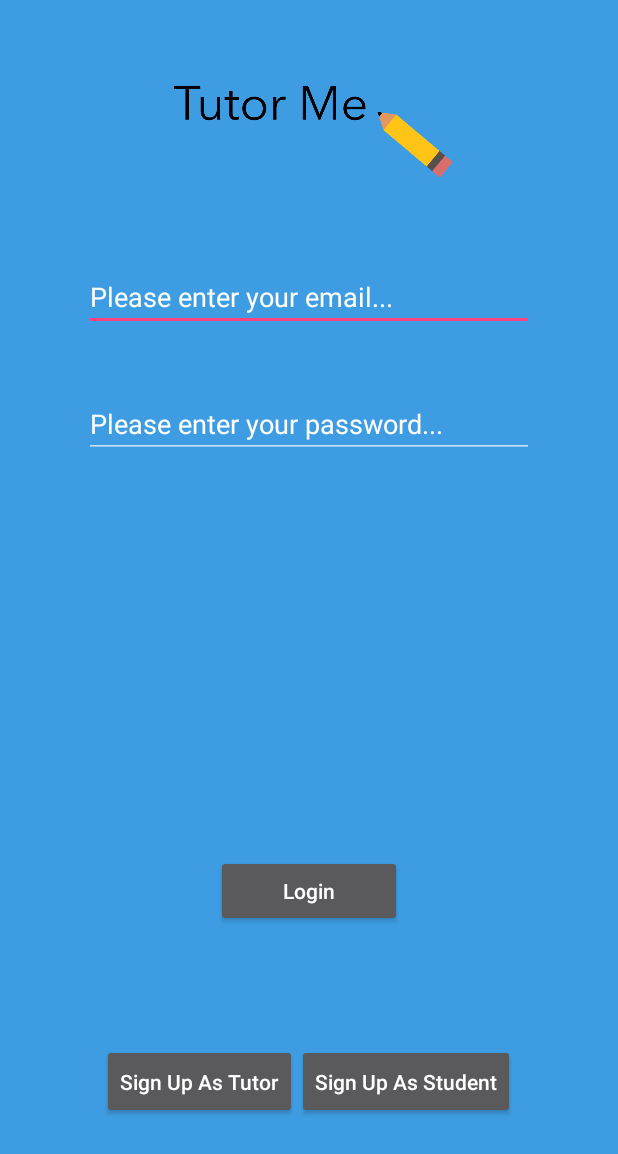
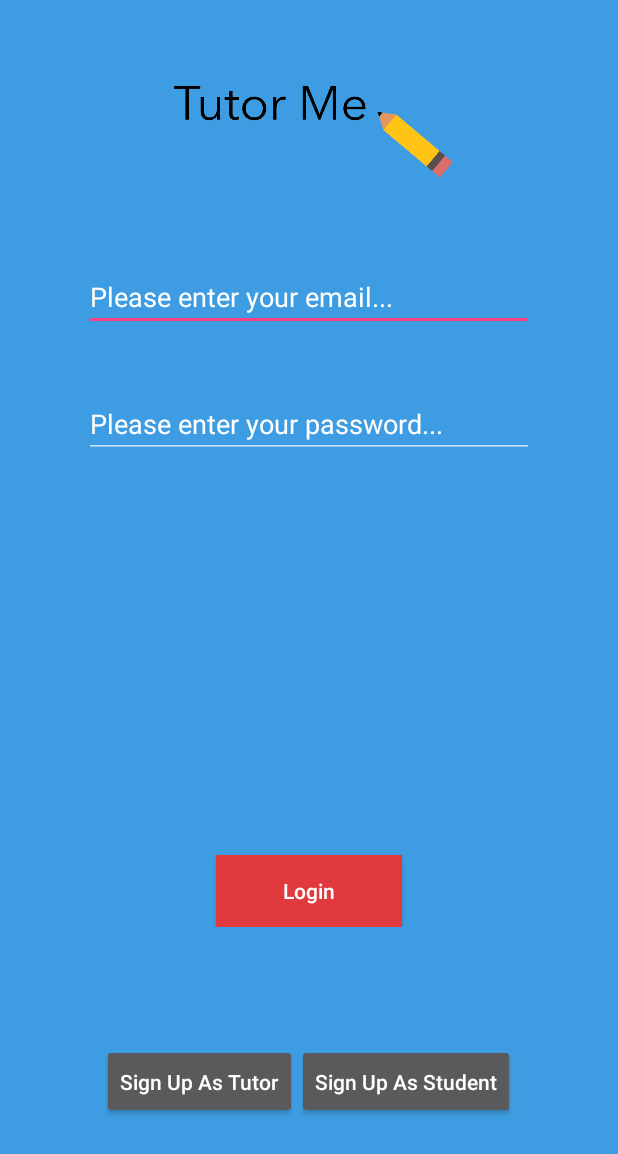
Before and after one commit to StephenVanSon/TutorMe, an Android app: the screen it shows after launch (InitialActivity), on a phone screen of 412 x 824 dp. Shown: the top 1154 px of the screen. Run offline under Robolectric (Android 15) with nearby library versions, the phone set to English and light mode, and no system bars; libraries missing offline, so code that uses them is left out: com.firebase.client, com.firebase.geofire; 6 statements that could not run were skipped.

Commit message:
added new colors

```diff
--- a/app/src/main/java/nwhacks/tutorme/activities/InitialActivity.java
+++ b/app/src/main/java/nwhacks/tutorme/activities/InitialActivity.java
@@ -66,7 +66,7 @@ public class InitialActivity extends AppCompatActivity {
         dataQuery.addGeoQueryEventListener(new GeoQueryEventListener() {
             @Override
             public void onKeyEntered(String key, GeoLocation geoLocation) {
-                //plot things on the map as they come around
+            //plot things on the map as they come around
                 Firebase fb = rootReference.child("tutors").equalTo(key).getRef();
                 fb.addValueEventListener(new ValueEventListener() {
                     @Override
--- a/app/src/main/res/layout/activity_initial.xml
+++ b/app/src/main/res/layout/activity_initial.xml
@@ -64,6 +64,7 @@
                 android:layout_width="124dp"
                 android:layout_height="wrap_content"
                 android:text="Login"
+                android:background="#e13a3e"
                 android:id="@+id/initial_login_button"
                 android:onClick="onLoginClick"
                 android:layout_gravity="center|bottom"
```
